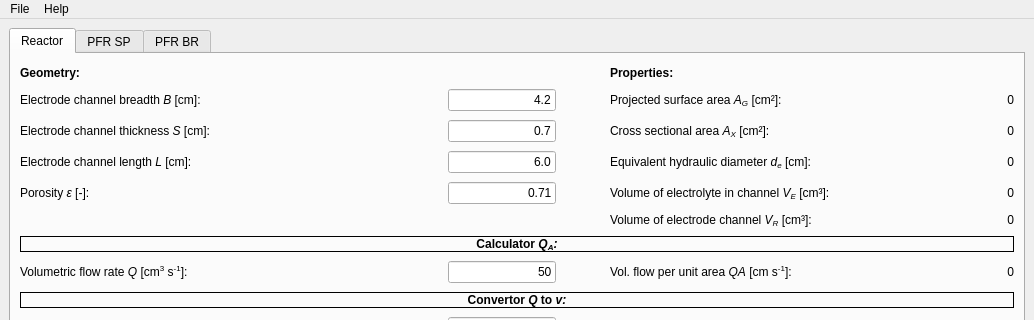
The window that gui.ui (oliverrdz/protonFlux) describes before a commit, drawn with Qt 5; both pictures show x 0 to 1034 and y 0 to 320 of the 1034 by 481 pixel window.
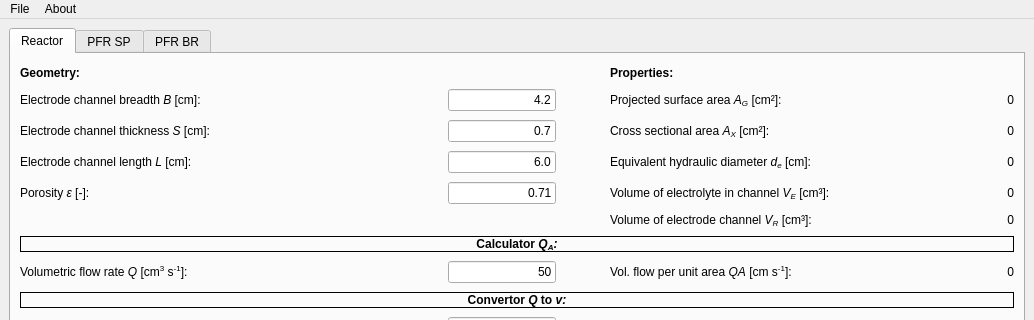
The same window after the commit. The open tabs and pages were chosen to show the change. Icons and pictures are not drawn.

Commit message: Changed help menu to about and hyperlink in about window

Diff of the .ui file:
```diff
--- a/gui.ui
+++ b/gui.ui
@@ -1389,7 +1389,7 @@
      <x>0</x>
      <y>0</y>
      <width>1034</width>
-     <height>20</height>
+     <height>22</height>
     </rect>
    </property>
    <widget class="QMenu" name="menuFile">
@@ -1404,7 +1404,7 @@
    </widget>
    <widget class="QMenu" name="menuHelp">
     <property name="title">
-     <string>Help</string>
+     <string>About</string>
     </property>
     <addaction name="actionDocumentation"/>
     <addaction name="separator"/>
```
Left out of the diff: 3 changed lines with no effect on the pictures. The commit also changes 4 other files.
